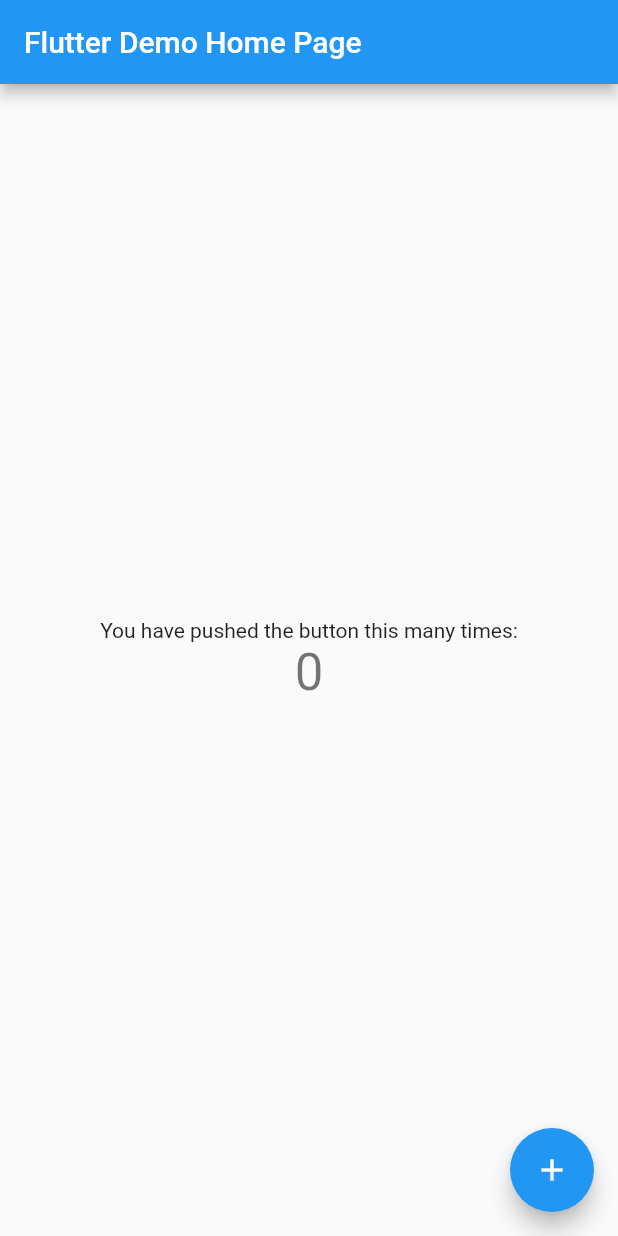
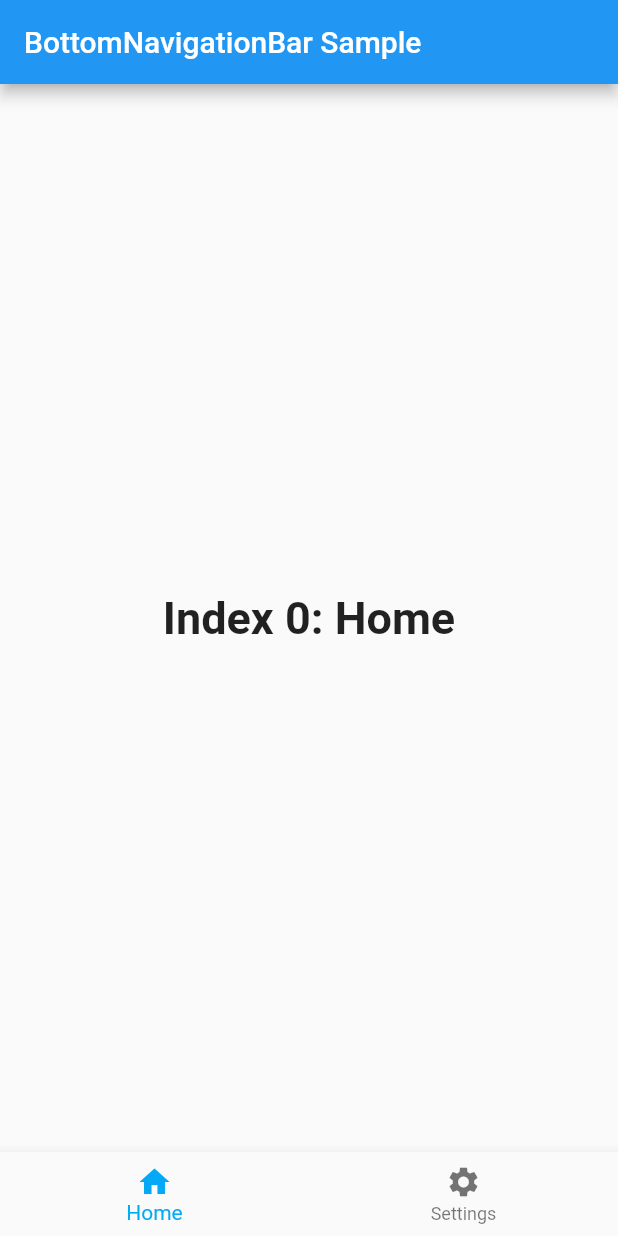
Before and after one commit to olekoester/Pomodoro, a Flutter app: the screen it shows after launch, on a phone screen of 412 x 824 dp. Run offline on Flutter 3.47's test engine with Material 2 defaults, Android fonts, the phone set to English and light mode, and no system bars; missing offline and left inert: dart:html.

Commit message:
added navigation bar

```diff
--- a/lib/main.dart
+++ b/lib/main.dart
@@ -1,3 +1,5 @@
+import 'dart:html';
+
 import 'package:flutter/material.dart';
 
 void main() {
@@ -8,10 +10,12 @@ class MyApp extends StatelessWidget {
   const MyApp({super.key});
 
   // This widget is the root of your application.
+  static const String _title = 'Flutter Test';
+
   @override
   Widget build(BuildContext context) {
     return MaterialApp(
-      title: 'Flutter Demo',
+      title: _title,
       theme: ThemeData(
         // This is the theme of your application.
         //
@@ -24,92 +28,62 @@ class MyApp extends StatelessWidget {
         // is not restarted.
         primarySwatch: Colors.blue,
       ),
-      home: const MyHomePage(title: 'Flutter Demo Home Page'),
+      home: const MyStatefulWidget(),
     );
   }
 }
 
-class MyHomePage extends StatefulWidget {
-  const MyHomePage({super.key, required this.title});
 
-  // This widget is the home page of your application. It is stateful, meaning
-  // that it has a State object (defined below) that contains fields that affect
-  // how it looks.
-
-  // This class is the configuration for the state. It holds the values (in this
-  // case the title) provided by the parent (in this case the App widget) and
-  // used by the build method of the State. Fields in a Widget subclass are
-  // always marked "final".
-
-  final String title;
+class MyStatefulWidget extends StatefulWidget {
+  const MyStatefulWidget({super.key});
 
   @override
-  State<MyHomePage> createState() => _MyHomePageState();
+  State<MyStatefulWidget> createState() => _MyStatefulWidgetState();
 }
 
-class _MyHomePageState extends State<MyHomePage> {
-  int _counter = 0;
+class _MyStatefulWidgetState extends State<MyStatefulWidget> {
 
-  void _incrementCounter() {
+  int _selectedIndex = 0;
+  static const TextStyle optionStyle = TextStyle(fontSize: 30, fontWeight: FontWeight.bold);
+  static const List<Widget> _widgetOptions = <Widget>[
+    Text(
+      'Index 0: Home',
+      style: optionStyle,
+    ),
+    Text(
+      'Index 1: Settings',
+      style: optionStyle,
+    )
+  ];
+
+  void _onItemTapped(int index) {
     setState(() {
-      // This call to setState tells the Flutter framework that something has
-      // changed in this State, which causes it to rerun the build method below
-      // so that the display can reflect the updated values. If we changed
-      // _counter without calling setState(), then the build method would not be
-      // called again, and so nothing would appear to happen.
-      _counter++;
+      _selectedIndex = index;
     });
   }
 
   @override
   Widget build(BuildContext context) {
-    // This method is rerun every time setState is called, for instance as done
-    // by the _incrementCounter method above.
-    //
-    // The Flutter framework has been optimized to make rerunning build methods
-    // fast, so that you can just rebuild anything that needs updating rather
-    // than having to individually change instances of widgets.
     return Scaffold(
-      appBar: AppBar(
-        // Here we take the value from the MyHomePage object that was created by
-        // the App.build method, and use it to set our appbar title.
-        title: Text(widget.title),
+      appBar: AppBar (
+        title: const Text('BottomNavigationBar Sample'),
+    ),
+    body: Center(child: _widgetOptions.elementAt(_selectedIndex),
+    ),
+    bottomNavigationBar: BottomNavigationBar(items: const<BottomNavigationBarItem>[
+      BottomNavigationBarItem(
+        icon: Icon(Icons.home),
+        label: 'Home'
       ),
-      body: Center(
-        // Center is a layout widget. It takes a single child and positions it
-        // in the middle of the parent.
-        child: Column(
-          // Column is also a layout widget. It takes a list of children and
-          // arranges them vertically. By default, it sizes itself to fit its
-          // children horizontally, and tries to be as tall as its parent.
-          //
-          // Invoke "debug painting" (press "p" in the console, choose the
-          // "Toggle Debug Paint" action from the Flutter Inspector in Android
-          // Studio, or the "Toggle Debug Paint" command in Visual Studio Code)
-          // to see the wireframe for each widget.
-          //
-          // Column has various properties to control how it sizes itself and
-          // how it positions its children. Here we use mainAxisAlignment to
-          // center the children vertically; the main axis here is the vertical
-          // axis because Columns are vertical (the cross axis would be
-          // horizontal).
-          mainAxisAlignment: MainAxisAlignment.center,
-          children: <Widget>[
-            const Text(
-              'You have pushed the button this many times:',
-            ),
-            Text(
-              '$_counter',
-              style: Theme.of(context).textTheme.headline4,
-            ),
-          ],
-        ),
-      ),
-      floatingActionButton: FloatingActionButton(
-        onPressed: _incrementCounter,
-        tooltip: 'Increment',
-        child: const Icon(Icons.add),
-      ), // This trailing comma makes auto-formatting nicer for build methods.
+      BottomNavigationBarItem(
+        icon: Icon(Icons.settings),
+        label: 'Settings'
+      )
+    ],
+    currentIndex: _selectedIndex,
+    selectedItemColor: Colors.lightBlue,
+    onTap: _onItemTapped,
+    ),
     );
   }
 }
```
